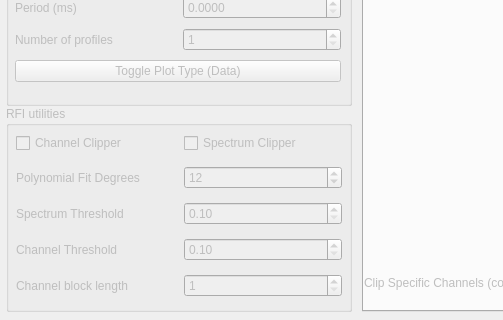
Old version of the form plotter/plotWidget.ui in the repository lessju/MDSM; both pictures show x 0 to 503 and y 294 to 614 of the 1066 by 614 pixel window.
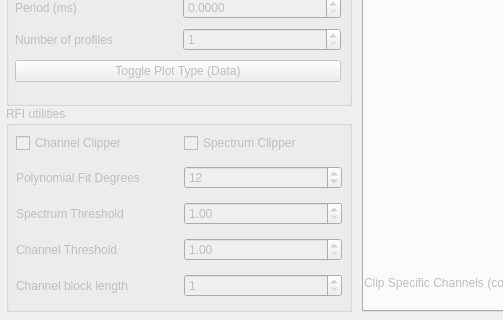
New version of the form. Custom widgets are drawn as their Qt base class.

```diff
--- a/plotter/plotWidget.ui
+++ b/plotter/plotWidget.ui
@@ -319,7 +319,7 @@
              <number>2</number>
             </property>
             <property name="minimum">
-             <double>0.100000000000000</double>
+             <double>1.000000000000000</double>
             </property>
             <property name="maximum">
              <double>100.000000000000000</double>
@@ -386,7 +386,7 @@
           <item row="2" column="1">
            <widget class="QDoubleSpinBox" name="spectrumThresholdBox">
             <property name="minimum">
-             <double>0.100000000000000</double>
+             <double>1.000000000000000</double>
             </property>
             <property name="maximum">
              <double>100.000000000000000</double>
```
